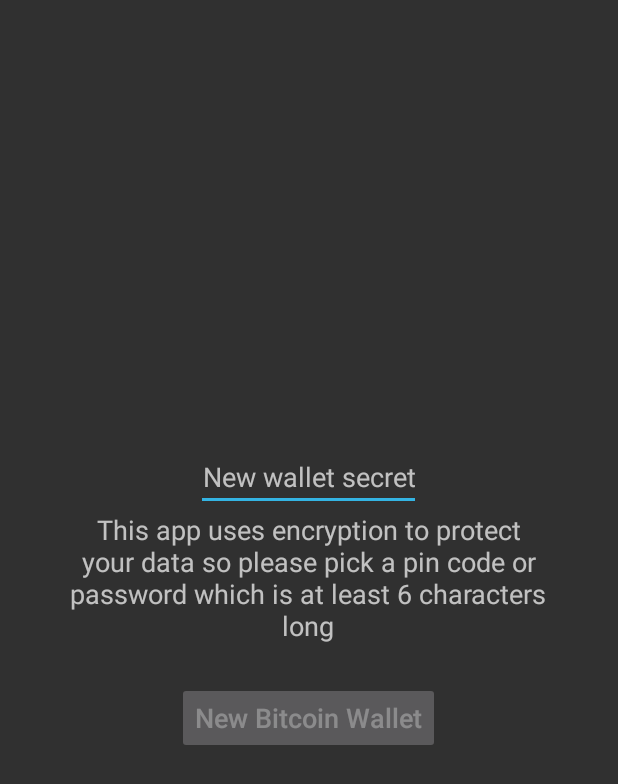
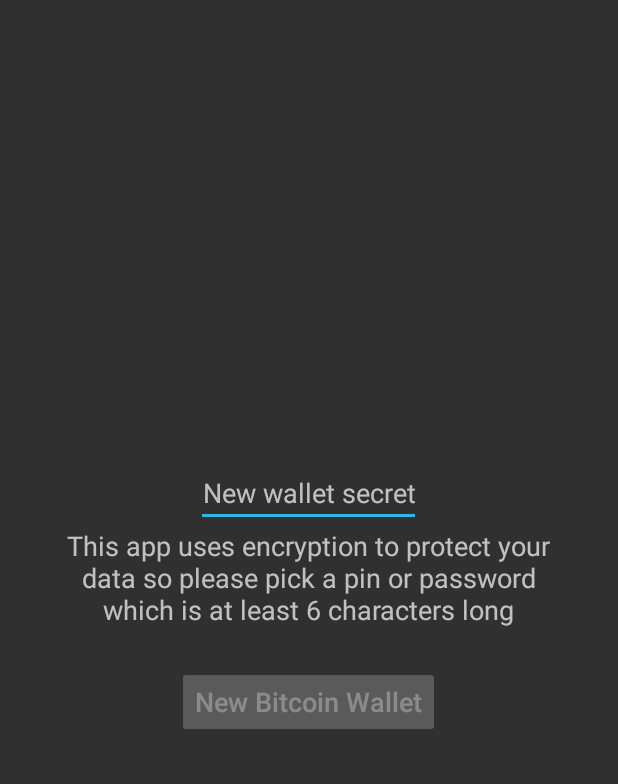
Before and after one commit to takaya-imai/lnwallet, an Android app: the layout activity_create.xml on its own in the app's theme, with its tools: preview values and no code run, on a phone screen of 412 x 824 dp. Shown: the top 784 px of the screen. Run offline under Robolectric (Android 15) with nearby library versions, the phone set to English and light mode, and no system bars.

```diff
--- a/app/src/main/res/values/strings.xml
+++ b/app/src/main/res/values/strings.xml
@@ -19,7 +19,7 @@
     <string name="sets_rescan_ok">Application is about to be closed now and blockchain rescan will be triggered on next launch</string>
     <string name="sets_noscreen"><![CDATA[Do not make a screenshot<br><br><small>Since it will be saved in a gallery where other apps may access it which is not very safe</small>]]></string>
     <string name="greetings">Bitcoin + Lightning Wallet\nPlease read a short yet important\n<a href='http://lightning-wallet.com'>wallet manual</a> before proceeding</string>
-    <string name="password_info">This app uses encryption to protect your data so please pick a pin code or password which is at least 6 characters long</string>
+    <string name="password_info">This app uses encryption to protect your data so please pick a pin or password which is at least 6 characters long</string>
     <string name="fee_risky"><![CDATA[<small>%1$s<br><small>Standard transaction fee</small></small>]]></string>
     <string name="fee_live"><![CDATA[<small>%1$s<br><small>Priority transaction fee</small></small>]]></string>
     <string name="copied_to_clipboard">Copied to clipboard</string>
```
Also changed, not shown: 3 other files.
